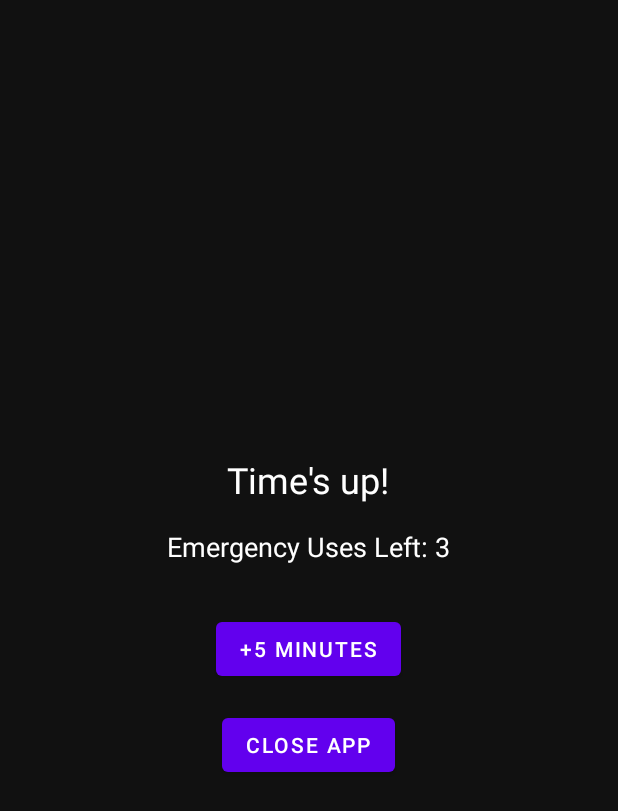
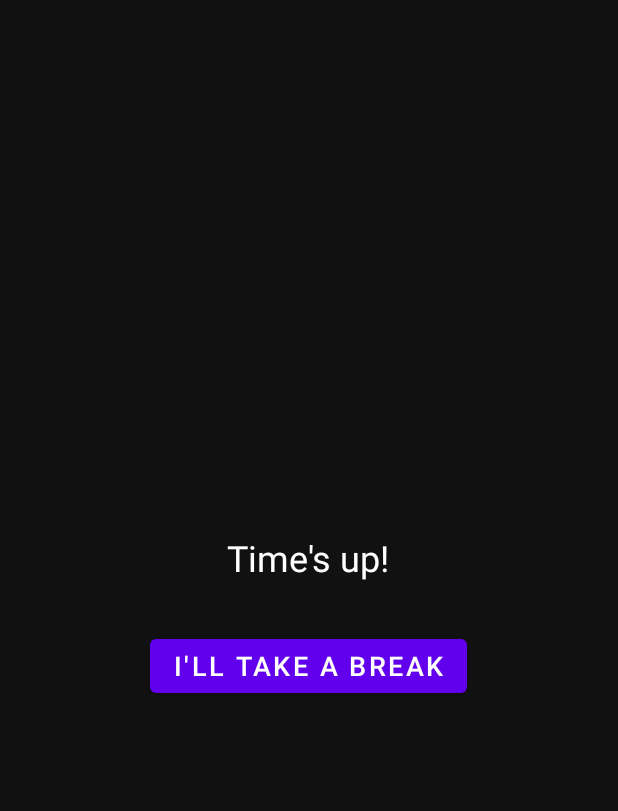
Before and after one commit to panavg03/Intrahack-Anti_Doomscrolling, an Android app: the WarningActivity screen opened directly, with no data from a screen before it, on a phone screen of 412 x 824 dp. Shown: the top 811 px of the screen. Run offline under Robolectric (Android 15) with nearby library versions, the light colour scheme and no system bars.

Commit message:
Revert "added 3 emergency uses feature + fixed bug where insta reopens after limit is exhausted"

```diff
--- a/app/src/main/java/com/example/myapplication/MainActivity.java
+++ b/app/src/main/java/com/example/myapplication/MainActivity.java
@@ -1,7 +1,6 @@
 package com.example.myapplication;
 
 import android.content.Intent;
-import android.content.SharedPreferences;
 import android.net.Uri;
 import android.os.Build;
 import android.os.Bundle;
--- a/app/src/main/java/com/example/myapplication/PrefsManager.java
+++ b/app/src/main/java/com/example/myapplication/PrefsManager.java
@@ -7,13 +7,9 @@ public class PrefsManager {
 
     private static final String PREF_NAME = "intrahack";
 
-    public static final String EMERGENCY_USES = "emergency_uses";
-    public static final String BONUS_APP = "bonus_app";
-    public static final String BONUS_PENDING = "bonus_pending";
     public static SharedPreferences getPrefs(Context context) {
         return context.getSharedPreferences(
                 PREF_NAME,
-                Context.MODE_PRIVATE
-        );
+                Context.MODE_PRIVATE);
     }
 }
--- a/app/src/main/java/com/example/myapplication/WarningActivity.java
+++ b/app/src/main/java/com/example/myapplication/WarningActivity.java
@@ -1,11 +1,8 @@
 package com.example.myapplication;
 
 import androidx.appcompat.app.AppCompatActivity;
-
-import android.content.SharedPreferences;
 import android.os.Bundle;
 import android.widget.Button;
-import android.widget.TextView;
 
 public class WarningActivity extends AppCompatActivity {
 
@@ -14,61 +11,9 @@ public class WarningActivity extends AppCompatActivity {
         super.onCreate(savedInstanceState);
         setContentView(R.layout.activity_warning);
 
-        SharedPreferences prefs = PrefsManager.getPrefs(this);
-        String appName =
-                getIntent().getStringExtra("app_name");
-
-        int usesLeft = prefs.getInt(
-                PrefsManager.EMERGENCY_USES,
-                3
-        );
-
-        TextView countText = findViewById(R.id.emergency_count);
-
-        countText.setText(
-                "Emergency Uses Left: " + usesLeft
-        );
-
-        Button emergencyBtn =
-                findViewById(R.id.emergency_button);
-
-        Button dismissBtn =
-                findViewById(R.id.dismiss_button);
-
-        if (usesLeft <= 0) {
-            emergencyBtn.setEnabled(false);
-            emergencyBtn.setText("No Uses Remaining");
+        Button dismissBtn = findViewById(R.id.dismiss_button);
+        if (dismissBtn != null) {
+            dismissBtn.setOnClickListener(v -> finish());
         }
-
-        emergencyBtn.setOnClickListener(v -> {
-
-            int currentUses =
-                    prefs.getInt(
-                            PrefsManager.EMERGENCY_USES,
-                            3
-                    );
-
-            if (currentUses > 0) {
-
-                prefs.edit()
-                        .putInt(
-                                PrefsManager.EMERGENCY_USES,
-                                currentUses - 1
-                        )
-                        .putBoolean(
-                                PrefsManager.BONUS_PENDING,
-                                true
-                        )
-                        .putString(
-                                PrefsManager.BONUS_APP,
-                                appName
-                        )
-                        .apply();
-
-                finish();
-            }
-        });
-
-        dismissBtn.setOnClickListener(v -> finish());
     }
 }
--- a/app/src/main/res/layout/activity_warning.xml
+++ b/app/src/main/res/layout/activity_warning.xml
@@ -15,28 +15,13 @@
         android:textColor="#FFFFFF"
         android:textSize="24sp"
         android:textAlignment="center"
-        android:layout_marginBottom="16dp"/>
-
-    <TextView
-        android:id="@+id/emergency_count"
-        android:layout_width="wrap_content"
-        android:layout_height="wrap_content"
-        android:text="Emergency Uses Left: 3"
-        android:textColor="#FFFFFF"
-        android:textSize="18sp"
         android:layout_marginBottom="32dp"/>
-
-    <Button
-        android:id="@+id/emergency_button"
-        android:layout_width="wrap_content"
-        android:layout_height="wrap_content"
-        android:text="+5 Minutes"
-        android:layout_marginBottom="16dp"/>
 
     <Button
         android:id="@+id/dismiss_button"
         android:layout_width="wrap_content"
         android:layout_height="wrap_content"
-        android:text="Close App"/>
+        android:text="I'll take a break"
+        android:textSize="18sp"/>
 
 </LinearLayout>
```
Also changed, not shown: app/src/main/java/com/example/myapplication/AppMonitorService.java (+10 -89 lines).
